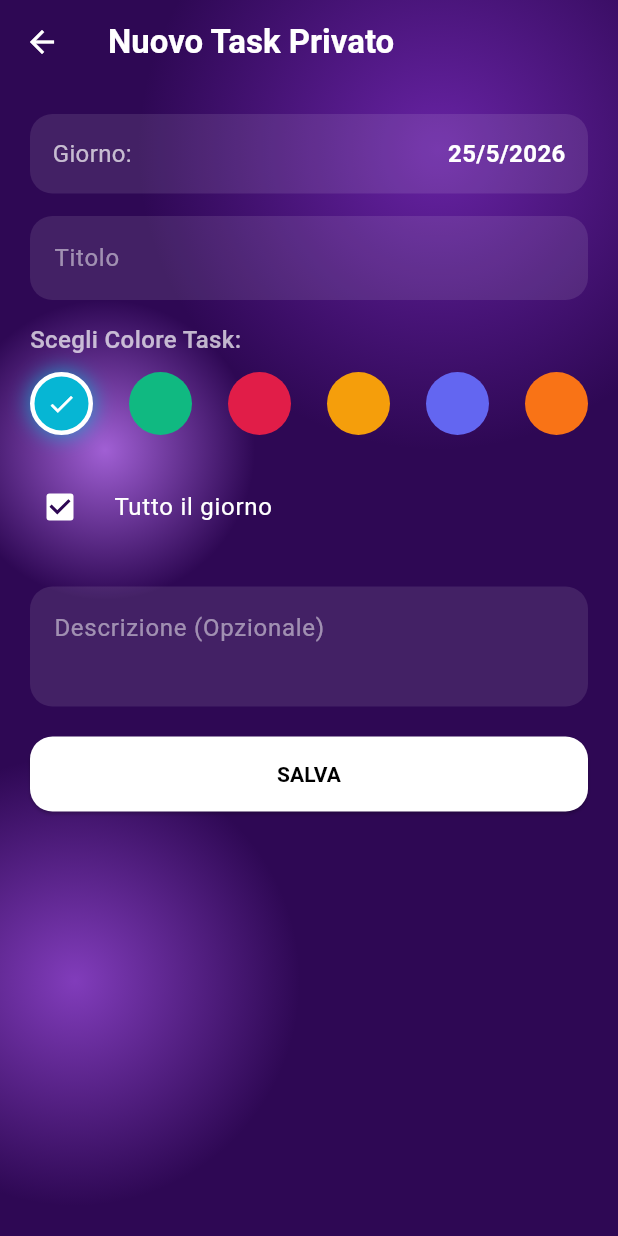
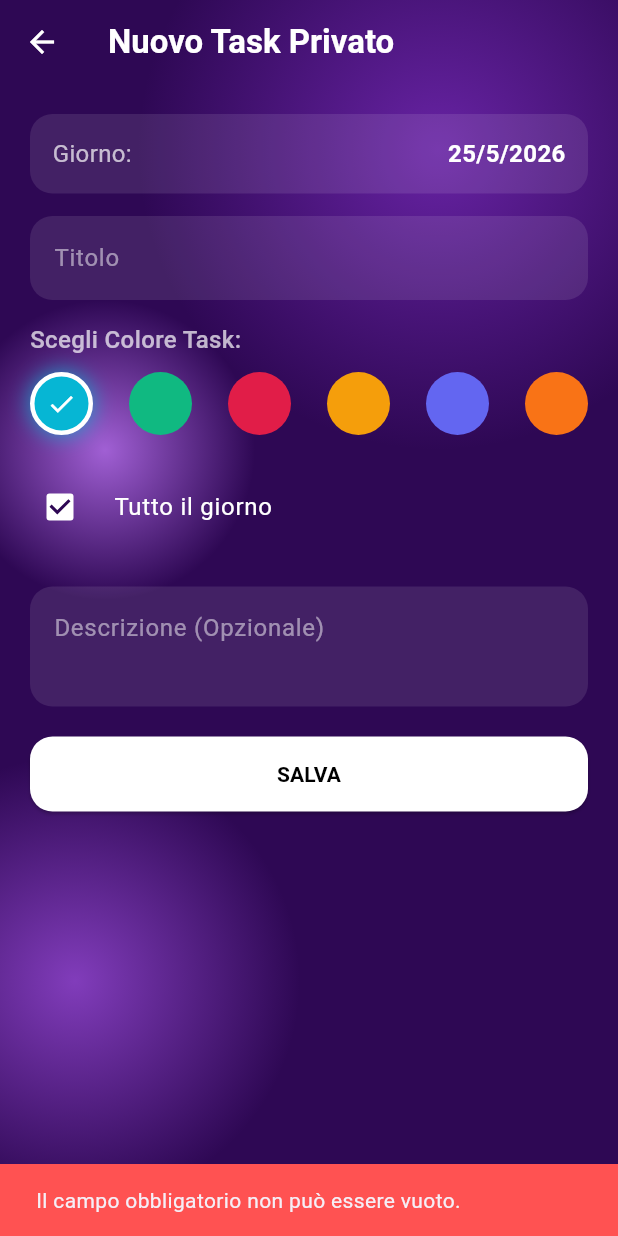
Before and after one commit to Lorenzoanzivino/agenda-sync-mobile, a Flutter app: the _TaskFormScreen screen opened directly, after a tap on "Tutto il giorno", after a tap on "SALVA", on a phone screen of 412 x 824 dp. Run offline on Flutter 3.47's test engine with Material 3 defaults, Android fonts, the phone set to English and light mode, and no system bars; our stand-ins replace equatable, firebase_core, firebase_messaging, flutter_bloc, flutter_secure_storage, shared_preferences and 1 more; accounts and stored records are empty.

Commit message:
fix(ui): aggiornamento testi, troncamento descrizioni task e validazioni campi vuoti form

```diff
--- a/lib/presentation/widgets/task_modals.dart
+++ b/lib/presentation/widgets/task_modals.dart
@@ -92,7 +92,7 @@ class _TaskDetailsModal extends StatelessWidget {
                       child: ElevatedButton.icon(
                         style: ElevatedButton.styleFrom(backgroundColor: Colors.white24, shape: RoundedRectangleBorder(borderRadius: BorderRadius.circular(15))),
                         icon: const Icon(Icons.edit, color: Colors.white),
-                        label: const Text(AppStrings.btnAnnulla, style: TextStyle(color: Colors.white)),
+                        label: const Text('Modifica', style: TextStyle(color: Colors.white)), // Fix Punto 6
                         onPressed: () {
                           Navigator.pop(context);
                           showTaskFormModal(context, context.read<TaskCubit>(), task: task, isShared: task.sharedCalendarId != null, forcedCalendarId: task.sharedCalendarId);
@@ -140,14 +140,8 @@ class _TaskFormScreenState extends State<_TaskFormScreen> {
   final List<String> _hours = List.generate(24, (index) => index.toString().padLeft(2, '0'));
   final List<String> _minutes = ['00', '15', '30', '45'];
 
-  // Palette Colori Disponibili Stile Google Calendar
   final List<String> _colorsPalette = [
-    '#06B6D4', // Ciano
-    '#10B981', // Smeraldo
-    '#E11D48', // Lampone
-    '#F59E0B', // Ambra
-    '#6366F1', // Indaco
-    '#F97316', // Arancio Neon
+    '#06B6D4', '#10B981', '#E11D48', '#F59E0B', '#6366F1', '#F97316',
   ];
 
   String _selectedColor = '#06B6D4';
@@ -215,7 +209,13 @@ class _TaskFormScreenState extends State<_TaskFormScreen> {
   }
 
   void _submit() {
-    if (_titoloCtrl.text.isEmpty) return;
+    // Fix Punto 12: Banner errore campo vuoto
+    if (_titoloCtrl.text.trim().isEmpty) {
+      ScaffoldMessenger.of(context).showSnackBar(
+        const SnackBar(content: Text('Il campo obbligatorio non può essere vuoto.'), backgroundColor: Colors.redAccent),
+      );
+      return;
+    }
 
     DateTime start;
     DateTime end;
@@ -230,26 +230,26 @@ class _TaskFormScreenState extends State<_TaskFormScreen> {
 
     if (widget.task == null) {
       context.read<TaskCubit>().createTask(
-        titolo: _titoloCtrl.text,
-        descrizione: _descCtrl.text,
+        titolo: _titoloCtrl.text.trim(),
+        descrizione: _descCtrl.text.trim(),
         dataInizio: start,
         dataFine: end,
         priorita: _priorita,
         tuttoIlGiorno: _isAllDay,
         sharedCalendarId: _selectedSharedCalendarId,
-        colore: _selectedColor, // Passa il colore esadecimale scelto
+        colore: _selectedColor,
       );
     } else {
       context.read<TaskCubit>().updateTask(
         widget.task!.id,
-        titolo: _titoloCtrl.text,
-        descrizione: _descCtrl.text,
+        titolo: _titoloCtrl.text.trim(),
+        descrizione: _descCtrl.text.trim(),
         dataInizio: start,
         dataFine: end,
         priorita: _priorita,
         tuttoIlGiorno: _isAllDay,
         sharedCalendarId: _selectedSharedCalendarId,
-        colore: _selectedColor, // Passa il colore esadecimale scelto
+        colore: _selectedColor,
       );
     }
     Navigator.of(context).pop();
@@ -319,7 +319,6 @@ class _TaskFormScreenState extends State<_TaskFormScreen> {
                   ),
                   const SizedBox(height: 15),
 
-                  // Selettore Colore del Task
                   const Text("Scegli Colore Task:", style: TextStyle(color: Colors.white70, fontSize: 16, fontWeight: FontWeight.w500)),
                   const SizedBox(height: 10),
                   Row(
```
Also changed, not shown: lib/presentation/widgets/calendar_management_modal.dart (+17 -4 lines), lib/presentation/widgets/glass_task_card.dart (+7 -1 lines), 1 other file.
